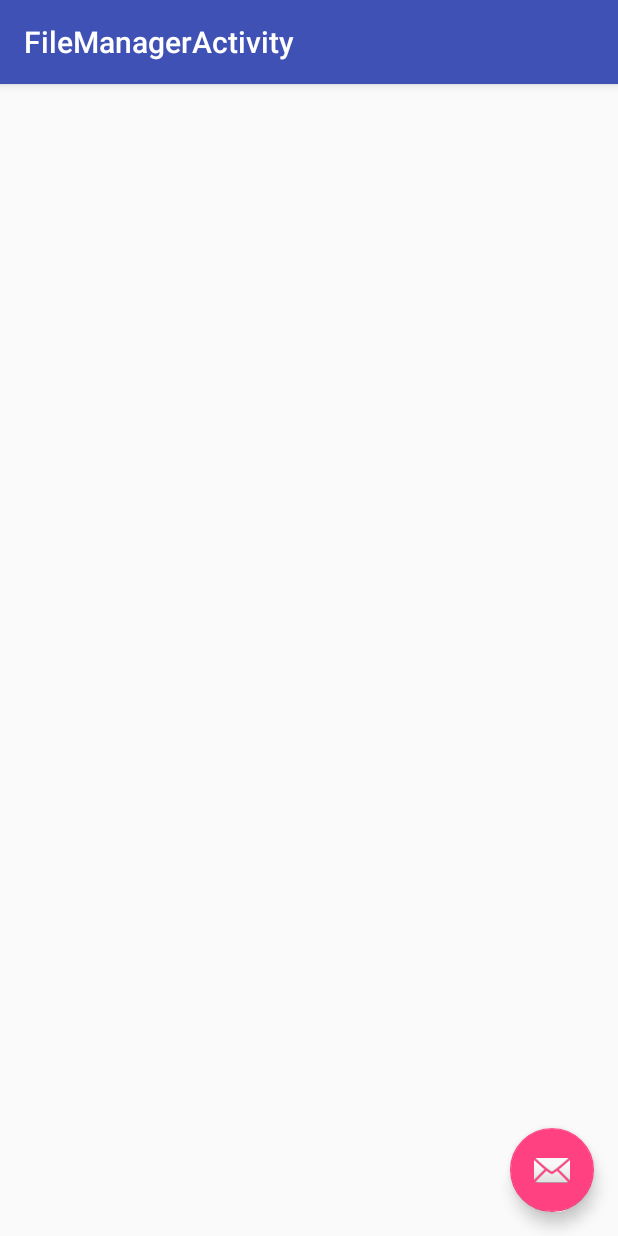
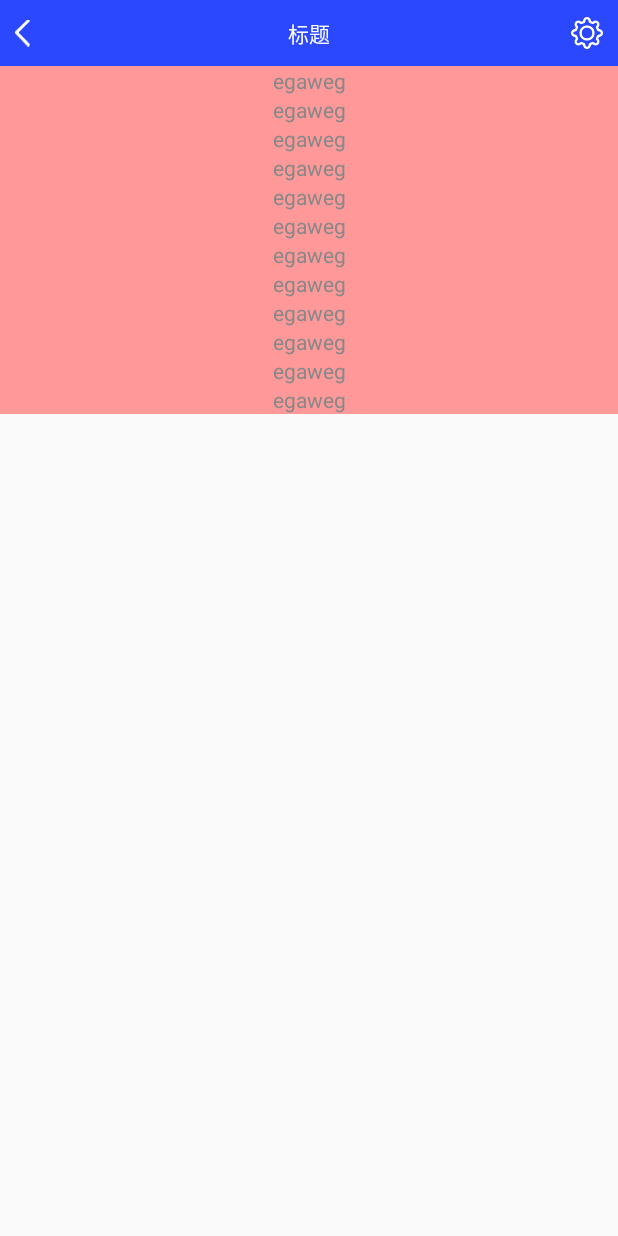
Before and after one commit to seahorseBra/CustemView, an Android app: the FileManagerActivity screen opened directly, with no data from a screen before it, on a phone screen of 412 x 824 dp. Run offline under Robolectric (Android 15) with nearby library versions, the phone set to English and light mode, and no system bars.

Commit message:
2016.10.19

```diff
--- a/app/src/main/java/adapter/BaseViewHolder.java
+++ b/app/src/main/java/adapter/BaseViewHolder.java
@@ -7,11 +7,14 @@
  * Created by zchao on 2016/10/18.
  */
 
-public abstract class BaseViewHolder<T> extends RecyclerView.ViewHolder{
-
+public class BaseViewHolder<T> extends RecyclerView.ViewHolder{
     public BaseViewHolder(View itemView) {
         super(itemView);
     }
 
-    protected abstract void bind(T data);
+    protected void bind(T data) {
+    }
+
+
+
 }
--- a/app/src/main/java/adapter/HeaderAndFooterAdapter.java
+++ b/app/src/main/java/adapter/HeaderAndFooterAdapter.java
@@ -1,10 +1,8 @@
 package adapter;
 
 import android.content.Context;
-import android.support.v7.widget.RecyclerView;
 import android.view.ViewGroup;
 
-import java.util.IllegalFormatCodePointException;
 import java.util.List;
 
 /**
@@ -28,7 +26,7 @@
     }
 
     @Override
-    protected abstract V createView(Context context);
+    protected abstract V createView(ViewGroup parent);
 
     protected abstract V createHeader (Context context);
 
--- /dev/null
+++ b/app/src/main/java/adapter/MyTestAdapter.java
@@ -0,0 +1,27 @@
+package adapter;
+
+import android.content.Context;
+import android.view.LayoutInflater;
+import android.view.View;
+import android.view.ViewGroup;
+
+import com.example.administrator.custemview.R;
+
+import java.util.List;
+
+/**
+ * Created by zchao on 2016/10/19.
+ */
+
+public class MyTestAdapter extends BaseAdapter<String, MyTestViewHolder> {
+    public MyTestAdapter(Context context, List list) {
+        super(context, list);
+    }
+
+
+    @Override
+    protected MyTestViewHolder createView(ViewGroup parent) {
+        View view = LayoutInflater.from(context).inflate(R.layout.my_test_item, parent, false);
+        return new MyTestViewHolder(view);
+    }
+}
--- /dev/null
+++ b/app/src/main/java/adapter/MyTestViewHolder.java
@@ -0,0 +1,25 @@
+package adapter;
+
+import android.view.View;
+import android.widget.TextView;
+
+import com.example.administrator.custemview.R;
+
+/**
+ * Created by zchao on 2016/10/19.
+ */
+
+public class MyTestViewHolder extends BaseViewHolder<String> {
+
+    private final TextView mText;
+
+    public MyTestViewHolder(View itemView) {
+        super(itemView);
+        mText = (TextView) itemView.findViewById(R.id.text);
+    }
+
+    @Override
+    protected void bind(String data) {
+        mText.setText(data);
+    }
+}
--- a/app/src/main/java/com/example/administrator/custemview/FileManagerActivity.java
+++ b/app/src/main/java/com/example/administrator/custemview/FileManagerActivity.java
@@ -1,30 +1,45 @@
 package com.example.administrator.custemview;
 
 import android.os.Bundle;
-import android.support.design.widget.FloatingActionButton;
-import android.support.design.widget.Snackbar;
-import android.support.v7.app.AppCompatActivity;
-import android.support.v7.widget.Toolbar;
-import android.view.View;
+import android.support.v7.widget.LinearLayoutManager;
+import android.support.v7.widget.RecyclerView;
+
+import java.util.ArrayList;
+
+import adapter.MyTestAdapter;
 
 
-public class FileManagerActivity extends AppCompatActivity {
+public class FileManagerActivity extends BaseActivity {
+
+    private RecyclerView mFileList;
+    private MyTestAdapter adapter;
 
     @Override
     protected void onCreate(Bundle savedInstanceState) {
         super.onCreate(savedInstanceState);
         setContentView(R.layout.activity_file_manager);
-        Toolbar toolbar = (Toolbar) findViewById(R.id.toolbar);
-        setSupportActionBar(toolbar);
+        mFileList = (RecyclerView) findViewById(R.id.file_system_list);
+        inite();
+    }
 
-        FloatingActionButton fab = (FloatingActionButton) findViewById(R.id.fab);
-        fab.setOnClickListener(new View.OnClickListener() {
-            @Override
-            public void onClick(View view) {
-                Snackbar.make(view, "Replace with your own action", Snackbar.LENGTH_LONG)
-                        .setAction("Action", null).show();
-            }
-        });
+    private void inite() {
+        LinearLayoutManager manager = new LinearLayoutManager(this, LinearLayoutManager.VERTICAL, false);
+        ArrayList<String> list = new ArrayList<String>();
+        list.add("egaweg");
+        list.add("egaweg");
+        list.add("egaweg");
+        list.add("egaweg");
+        list.add("egaweg");
+        list.add("egaweg");
+        list.add("egaweg");
+        list.add("egaweg");
+        list.add("egaweg");
+        list.add("egaweg");
+        list.add("egaweg");
+        list.add("egaweg");
+        mFileList.setLayoutManager(manager);
+        adapter = new MyTestAdapter(this, list);
+        mFileList.setAdapter(adapter);
     }
 
 }
--- a/app/src/main/java/com/example/administrator/custemview/FileSystem.java
+++ b/app/src/main/java/com/example/administrator/custemview/FileSystem.java
@@ -2,6 +2,7 @@
 
 import android.support.v7.app.AppCompatActivity;
 import android.os.Bundle;
+import android.webkit.WebChromeClient;
 import android.webkit.WebView;
 import android.webkit.WebViewClient;
 
@@ -15,6 +16,9 @@
         setContentView(R.layout.activity_file_system);
         webView = (WebView) findViewById(R.id.web);
         webView.loadUrl("http://www.tooopen.com/img/87_312.aspx");
+        WebViewClient client = new WebViewClient();
+        WebChromeClient chromeClient = new WebChromeClient();
+
     }
 
     @Override
--- a/app/src/main/java/com/example/administrator/custemview/MainActivity.java
+++ b/app/src/main/java/com/example/administrator/custemview/MainActivity.java
@@ -316,7 +316,7 @@
                 goActivity(OkHttpTestActivity.class);
                 break;
             case R.id.main_activity_file_system:
-                goActivity(FileSystem.class);
+                goActivity(FileManagerActivity.class);
                 break;
         }
     }
--- a/app/src/main/res/layout/activity_file_manager.xml
+++ b/app/src/main/res/layout/activity_file_manager.xml
@@ -1,5 +1,5 @@
 <?xml version="1.0" encoding="utf-8"?>
-<android.support.design.widget.CoordinatorLayout xmlns:android="http://schemas.android.com/apk/res/android"
+<RelativeLayout xmlns:android="http://schemas.android.com/apk/res/android"
     xmlns:app="http://schemas.android.com/apk/res-auto"
     xmlns:tools="http://schemas.android.com/tools"
     android:layout_width="match_parent"
@@ -7,28 +7,8 @@
     android:fitsSystemWindows="true"
     tools:context="com.example.administrator.custemview.FileManagerActivity">
 
-    <android.support.design.widget.AppBarLayout
+    <android.support.v7.widget.RecyclerView
+        android:id="@+id/file_system_list"
         android:layout_width="match_parent"
-        android:layout_height="wrap_content"
-        android:theme="@style/AppTheme.AppBarOverlay">
-
-        <android.support.v7.widget.Toolbar
-            android:id="@+id/toolbar"
-            android:layout_width="match_parent"
-            android:layout_height="?attr/actionBarSize"
-            android:background="?attr/colorPrimary"
-            app:popupTheme="@style/AppTheme.PopupOverlay" />
-
-    </android.support.design.widget.AppBarLayout>
-
-    <include layout="@layout/content_file_manager" />
-
-    <android.support.design.widget.FloatingActionButton
-        android:id="@+id/fab"
-        android:layout_width="wrap_content"
-        android:layout_height="wrap_content"
-        android:layout_gravity="bottom|end"
-        android:layout_margin="@dimen/fab_margin"
-        app:srcCompat="@android:drawable/ic_dialog_email" />
-
-</android.support.design.widget.CoordinatorLayout>
+        android:layout_height="wrap_content"/>
+</RelativeLayout>
--- /dev/null
+++ b/app/src/main/res/layout/my_test_item.xml
@@ -0,0 +1,13 @@
+<?xml version="1.0" encoding="utf-8"?>
+<LinearLayout xmlns:android="http://schemas.android.com/apk/res/android"
+    android:orientation="vertical" android:layout_width="match_parent"
+    android:layout_height="wrap_content">
+    <TextView
+        android:id="@+id/text"
+        android:textColor="#888"
+        android:gravity="center"
+        android:background="#f99"
+        android:layout_gravity="center"
+        android:layout_width="match_parent"
+        android:layout_height="wrap_content" />
+</LinearLayout>
```
Also changed, not shown: app/src/main/java/adapter/Agegaweg.java (added, +45 -0 lines), app/src/main/java/adapter/BaseAdapter.java (+20 -17 lines), app/src/main/java/adapter/BaseCardItemView.java (added, +29 -0 lines), app/src/main/java/adapter/BaseItemViewGroup.java (added, +11 -0 lines).
